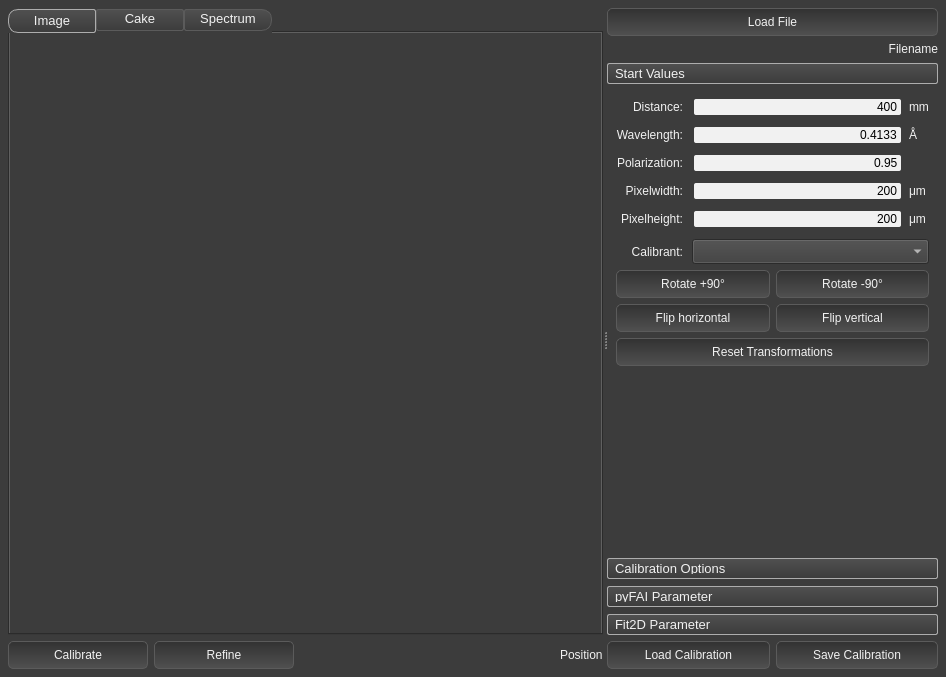
First picture: the form in PDX main/UiFiles/Calibration.ui, repository Dioptas/Dioptas, before the edit.
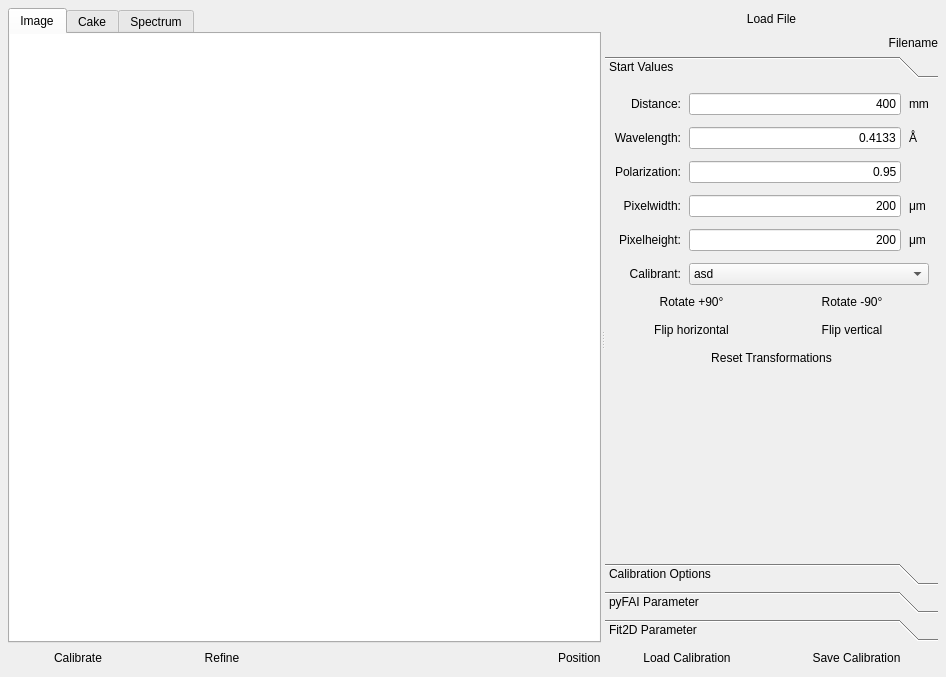
Second picture: the form after the edit. Custom widgets are drawn as their Qt base class.

```diff
--- a/PDX main/UiFiles/Calibration.ui
+++ b/PDX main/UiFiles/Calibration.ui
@@ -21,136 +21,7 @@
    <string>XRS Calibration</string>
   </property>
   <property name="styleSheet">
-   <string notr="true">#XrsCalibrationWidget, #start_values, #page, #pyFAI, #fit2d, QTabWidget, QTabWidget::tab-bar,  QTabWidget::panel, QToolBox::panel, QWidget#XrsCalibrationWidget, QWidget{  
-     background: #3C3C3C;      
- }  
- QGraphicsView {
-	border-style: none;
-}
-
- QLabel , QCheckBox, QGroupBox, QRadioButton, QListWidget::item, QPushButton, QToolBox::tab, QSpinBox, QDoubleSpinBox , QComboBox{  
-     color: #F1F1F1; 
-    font-size: 12px;
- }  
- QCheckBox{  
-     border-radius: 5px;  
- }  
- QRadioButton {  
-     font-weight: normal;  
- }  
-   
- QLineEdit  {  
-     border-radius: 2px;  
-     background: #F1F1F1;  
-     color: black;  
-	margin-left:3px;
- }  
-QSpinBox, QDoubleSpinBox {
-	background-color:  #F1F1F1;
-	color: black;
-}
-
-QComboBox {
-	margin-left: 1px;
-	padding-left: 10px;
-	height: 23px;
-}
-
- QComboBox QAbstractItemView {
-	color:  #F1F1F1;
- }
-
-  
-QPushButton{  
-     background: qlineargradient(spread:pad, x1:0, y1:0, x2:0, y2:1, stop:0 #323232, stop:1 #505050);
-     border: 1px solid #5B5B5B;
-     border-radius: 5px; 
-	height: 18px;
-     padding-left: 8px;
-    padding-right: 8px;  
-    padding-bottom: 4px; 
-    padding-top: 4px;
- }  
-QPushButton:pressed{
-		margin-top: 2,px;
-	margin-left: 2px;
-}
-QPushButton::disabled{
-}
-
-QPushButton::hover{  
-     border:1px solid #ADADAD;  
-     padding: 5px;  
- }  
- 
-QPushButton::checked{
-    background-color: #111111;
-}
-QPushButton::focus {
-	outline: None;
-}
- QGroupBox {  
-     border: 1px solid #ADADAD;  
-     border-radius: 4px;  
-     margin-top: 7px;  
-     padding: 0px  
- }  
- QGroupBox::title {  
-      subcontrol-origin: margin;  
-      left: 20px  
-  }
-
-QSplitter::handle:hover {
-	background: #3C3C3C;
- }
-
-
-QGraphicsView{
-	border-style: none;
-}
-
-
-QTabWidget::tab-bar {
-	alignment: center;
-}
-
-QTabBar::tab, QToolBox::tab:QToolButton {  
-     background: qlineargradient(spread:pad, x1:0, y1:1, x2:0, y2:0, stop:0 #3C3C3C, stop:1 #505050);
-     border: 1px solid  #5B5B5B;  
-
-     border-radius:2px;
-     padding-right: 10px;  
-	
-	  color: #F1F1F1; 
-    font-size: 13px;
-     width: 80px;  
-    height: 15px;
-    padding: 3px;
-    padding-bottom: 4px;
-     margin-top: 1px ;
- }  
-   
- QTabBar::tab:hover, QToolBox::tab:QToolButton:hover {  
-     border: 1px solid #ADADAD;  
- }  
-   
- QTabBar::tab:selected,  QToolBox::tab:QToolButton:selected {  
-     border:1px solid  #ADADAD;  
-}
-QTabBar::tab:last{
-    border-top-right-radius: 10px;
-    border-bottom-right-radius: 10px;
-}
-QTabBar::tab:first{
-    border-top-left-radius: 10px;
-    border-bottom-left-radius: 10px;
-}
- QTabBar::tab:!selected {  
-    margin-top: 1px;
-    padding-top:1px;
- }  
-
-</string>
+   <string notr="true"/>
   </property>
   <layout class="QHBoxLayout" name="horizontalLayout_8">
    <property name="spacing">
@@ -166,6 +37,9 @@
      </property>
      <widget class="QWidget" name="layoutWidget">
       <layout class="QVBoxLayout" name="verticalLayout_2">
+       <property name="spacing">
+        <number>4</number>
+       </property>
        <item>
         <widget class="QTabWidget" name="tab_widget">
          <property name="currentIndex">
@@ -355,8 +229,8 @@
            <rect>
             <x>0</x>
             <y>0</y>
-            <width>376</width>
-            <height>450</height>
+            <width>321</width>
+            <height>424</height>
            </rect>
           </property>
           <attribute name="label">
@@ -433,6 +307,46 @@
                <property name="frame">
                 <bool>true</bool>
                </property>
+               <item>
+                <property name="text">
+                 <string>asd</string>
+                </property>
+               </item>
+               <item>
+                <property name="text">
+                 <string>aF</string>
+                </property>
+               </item>
+               <item>
+                <property name="text">
+                 <string>a</string>
+                </property>
+               </item>
+               <item>
+                <property name="text">
+                 <string>GGASDGDSFAHFD</string>
+                </property>
+               </item>
+               <item>
+                <property name="text">
+                 <string>adaD</string>
+                </property>
+               </item>
+               <item>
+                <property name="text">
+                 <string>af</string>
+                </property>
+               </item>
+               <item>
+                <property name="text">
+                 <string>AagGS</string>
+                </property>
+               </item>
+               <item>
+                <property name="text">
+                 <string>ag</string>
+                </property>
+               </item>
               </widget>
              </item>
              <item row="3" column="1">
```
Left out of the diff: 15 changed lines with no effect on the pictures.
